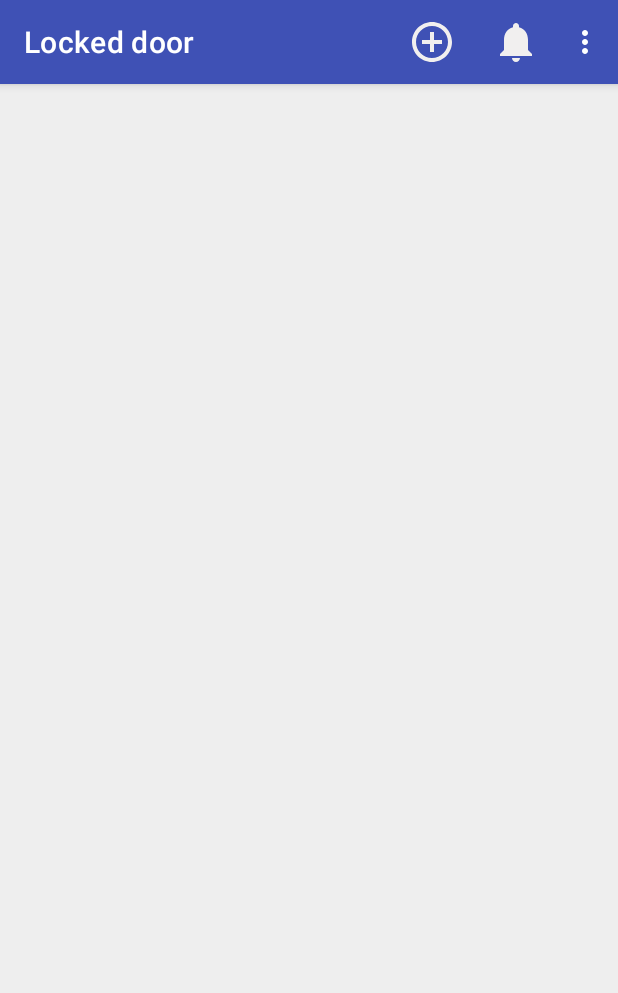
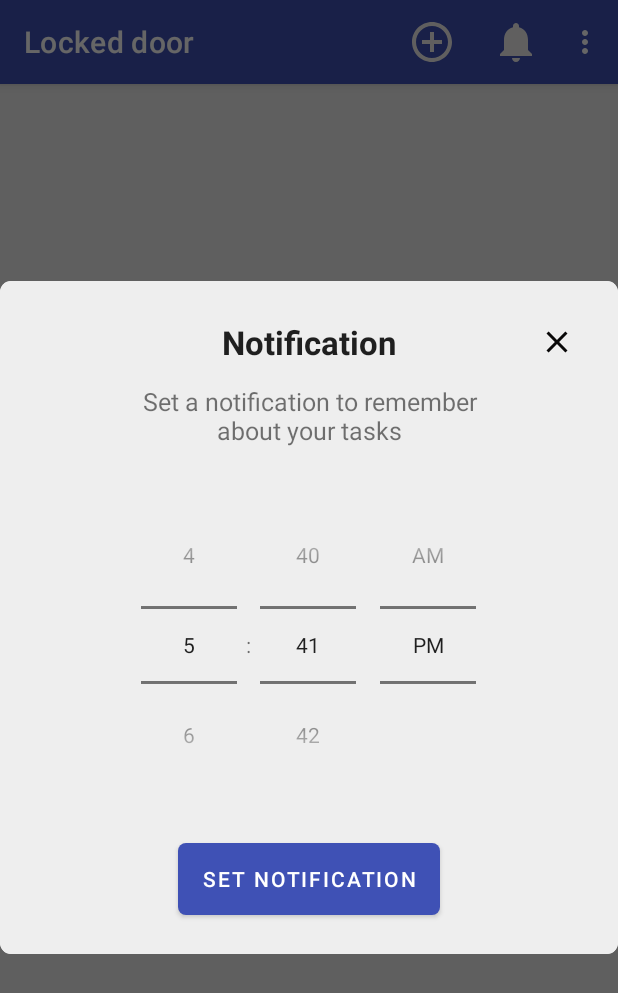
Before and after one commit to BartekReterski/LockedDoor, an Android app: the screen it shows after launch (MainActivity), after a tap on "Notifications", on a phone screen of 412 x 824 dp. Shown: the top 993 px of the screen. Run offline under Robolectric (Android 15) with nearby library versions, the phone set to English and light mode, and no system bars; our stand-ins replace sdp/ssp sizes; libraries missing offline, so code that uses them is left out: io.realm; 6 statements that could not run were skipped.

Commit message:
zmiany w layoutcie , dodanie opcji delete do elementow recyclerview oraz dodanie layoutu alert dialogu do notyfikacji

```diff
--- a/LD/app/src/main/java/com/ld/lockeddoor/activities/MainActivity.kt
+++ b/LD/app/src/main/java/com/ld/lockeddoor/activities/MainActivity.kt
@@ -5,7 +5,9 @@ import androidx.appcompat.app.AppCompatActivity
 import android.os.Bundle
 import android.view.Menu
 import android.view.MenuItem
+import android.widget.Button
 import android.widget.Toast
+import androidx.appcompat.app.AlertDialog
 import androidx.recyclerview.widget.GridLayoutManager
 import androidx.recyclerview.widget.RecyclerView
 import com.ld.lockeddoor.R
@@ -40,6 +42,12 @@ class MainActivity : AppCompatActivity() {
             val readAllRealm=realm.where(ReminderModel::class.java).findAll()
             val recyclerView=findViewById<RecyclerView>(R.id.recyclerView)
 
+            if(readAllRealm.size==1){
+
+                Toast.makeText(this,"You can set notification to remember about your tasks",Toast.LENGTH_LONG).show()
+            }
+
+
             recyclerView.apply {
                 setHasFixedSize(true)
                 layoutManager=GridLayoutManager(context,3,RecyclerView.VERTICAL,false)
@@ -70,6 +78,20 @@ class MainActivity : AppCompatActivity() {
                 startActivity(intent)
             }
 
+            R.id.menu_notifications->{
+
+                val builder = AlertDialog.Builder(this,R.style.CustomAlertDialog)
+                    .create()
+                val view = layoutInflater.inflate(R.layout.notification_alert_dialog,null)
+                val  button = view.findViewById<Button>(R.id.set_not_btn)
+                builder.setView(view)
+                button.setOnClickListener {
+                    builder.dismiss()
+                }
+                builder.setCanceledOnTouchOutside(false)
+                builder.show()
+            }
+
         }
         return super.onOptionsItemSelected(item)
     }
--- a/LD/app/src/main/java/com/ld/lockeddoor/adapters/ReminderAdapter.kt
+++ b/LD/app/src/main/java/com/ld/lockeddoor/adapters/ReminderAdapter.kt
@@ -1,9 +1,13 @@
 package com.ld.lockeddoor.adapters
 
+import android.app.AlertDialog
+import android.content.DialogInterface
+import android.graphics.Color
 import android.view.LayoutInflater
 import android.view.View
 import android.view.ViewGroup
 import android.widget.ImageView
+import android.widget.PopupMenu
 import android.widget.TextView
 import android.widget.Toast
 import androidx.recyclerview.widget.RecyclerView
@@ -13,6 +17,7 @@ import com.ld.lockeddoor.R
 import com.ld.lockeddoor.models.ReminderModel
 import io.realm.Realm
 import io.realm.RealmConfiguration
+import io.realm.RealmResults
 
 class ReminderAdapter(private val info: List<ReminderModel>): RecyclerView.Adapter<ReminderAdapter.NewReminderViewHolder>() {
 
@@ -61,7 +66,62 @@ class ReminderAdapter(private val info: List<ReminderModel>): RecyclerView.Adapt
             }
 
         }
+
+        holder.moreButton.setOnClickListener{
+
+            val popupMenu: PopupMenu = PopupMenu(context,holder.moreButton)
+            popupMenu.menuInflater.inflate(R.menu.recycler_context_menu,popupMenu.menu)
+            popupMenu.setOnMenuItemClickListener(PopupMenu.OnMenuItemClickListener { item ->
+                when(item.itemId) {
+
+
+                    R.id.context_menu_delete ->{
+                        val dialogBuilder = AlertDialog.Builder(context)
+
+                        // set message of alert dialog
+                        dialogBuilder.setMessage("Are you sure you want to delete this item: "+info[position].reminderText)
+                            .setCancelable(false)
+                            .setPositiveButton("Yes", DialogInterface.OnClickListener {
+                                    dialog, id ->
+                                try {
+                                    val results: RealmResults<ReminderModel> =
+                                        realm.where(ReminderModel::class.java)
+                                            .equalTo("reminderText", info[position].reminderText).findAll()
+                                    realm.beginTransaction()
+                                    results.deleteAllFromRealm()
+                                    realm.commitTransaction()
+                                    notifyItemRemoved(position)
+                                    notifyItemRangeChanged(position,info.size)
+                                    Toast.makeText(context, "Deleted", Toast.LENGTH_LONG).show()
+                                } catch (ex: Exception) {
+                                    println(ex.message)
+                                }
+
+                                dialog.cancel()
+                            })
+                            .setNegativeButton("Cancel", DialogInterface.OnClickListener {
+                                    dialog, _ -> dialog.cancel()
+                            })
+
+                        val alert = dialogBuilder.create()
+                        alert.setTitle("Confirm Delete")
+                        alert.show()
+                        alert.getButton(AlertDialog.BUTTON_POSITIVE).setTextColor(Color.rgb(255,136,0))
+                        alert.getButton(AlertDialog.BUTTON_NEGATIVE).setTextColor(Color.rgb(255,136,0))
+
+
+                    }
+
+
+                }
+                true
+            })
+            popupMenu.show()
+        }
+
+
     }
+
 
     class NewReminderViewHolder(itemView : View): RecyclerView.ViewHolder(itemView) {
 
@@ -69,6 +129,7 @@ class ReminderAdapter(private val info: List<ReminderModel>): RecyclerView.Adapt
         val textViewReminderDsc: TextView = itemView.findViewById(R.id.textViewReminderNameDsc)
         val switcherReminder: SwitcherC = itemView.findViewById(R.id.switcherIcon)
         val imageViewIcon:ImageView=itemView.findViewById(R.id.imageViewIcon)
+        val moreButton:ImageView=itemView.findViewById(R.id.more_button)
 
 
     }
--- /dev/null
+++ b/LD/app/src/main/res/drawable/ic_baseline_close_24.xml
@@ -0,0 +1,5 @@
+<vector android:height="24dp" android:tint="#090808"
+    android:viewportHeight="24" android:viewportWidth="24"
+    android:width="24dp" xmlns:android="http://schemas.android.com/apk/res/android">
+    <path android:fillColor="@android:color/white" android:pathData="M19,6.41L17.59,5 12,10.59 6.41,5 5,6.41 10.59,12 5,17.59 6.41,19 12,13.41 17.59,19 19,17.59 13.41,12z"/>
+</vector>
--- /dev/null
+++ b/LD/app/src/main/res/drawable/rounded_corner_alert.xml
@@ -0,0 +1,8 @@
+<shape xmlns:android="http://schemas.android.com/apk/res/android">
+
+    <solid
+        android:color="@color/white"/>
+    <corners
+        android:radius="7dp"/>
+
+</shape>
--- /dev/null
+++ b/LD/app/src/main/res/layout/notification_alert_dialog.xml
@@ -0,0 +1,98 @@
+<?xml version="1.0" encoding="utf-8"?>
+<androidx.constraintlayout.widget.ConstraintLayout xmlns:android="http://schemas.android.com/apk/res/android"
+    xmlns:app="http://schemas.android.com/apk/res-auto"
+    xmlns:tools="http://schemas.android.com/tools"
+    android:layout_width="match_parent"
+    android:layout_height="match_parent"
+    android:background="#EEEEEE">
+
+    <RelativeLayout
+        android:layout_width="match_parent"
+        android:layout_height="wrap_content"
+        app:layout_constraintTop_toTopOf="parent"
+        app:layout_constraintEnd_toEndOf="parent"
+        app:layout_constraintStart_toStartOf="parent"
+        android:layout_marginStart="@dimen/_20sdp"
+        android:layout_marginTop="@dimen/_20sdp"
+        android:layout_marginEnd="@dimen/_20sdp"
+        android:padding="@dimen/_2sdp">
+
+        <ImageView
+            android:id="@+id/close_button"
+            android:layout_width="wrap_content"
+            android:layout_height="wrap_content"
+            android:layout_alignParentEnd="true"
+            android:contentDescription="TODO"
+            android:src="@drawable/ic_baseline_close_24">
+
+        </ImageView>
+    </RelativeLayout>
+
+
+
+    <TextView
+        android:id="@+id/text_helper"
+        android:layout_width="match_parent"
+        android:layout_height="wrap_content"
+        android:gravity="center"
+        app:layout_constraintTop_toTopOf="parent"
+        app:layout_constraintEnd_toEndOf="parent"
+        app:layout_constraintStart_toStartOf="parent"
+        android:layout_marginStart="@dimen/_20sdp"
+        android:layout_marginTop="@dimen/_20sdp"
+        android:layout_marginEnd="@dimen/_20sdp"
+        android:text="Notification"
+        android:textSize="@dimen/_17sdp"
+        style="@style/TextAppearance.AppCompat.Large"
+        android:textStyle="bold">
+
+    </TextView>
+
+    <TextView
+        android:layout_width="@dimen/_200sdp"
+        android:layout_height="wrap_content"
+        android:id="@+id/text_helper_2"
+        android:text="Set a notification to remember about your tasks"
+        android:gravity="center"
+        android:textSize="@dimen/_13sdp"
+        app:layout_constraintTop_toBottomOf="@id/text_helper"
+        app:layout_constraintEnd_toEndOf="parent"
+        app:layout_constraintStart_toStartOf="parent"
+        android:layout_marginStart="@dimen/_20sdp"
+        android:layout_marginTop="@dimen/_10sdp"
+        android:layout_marginEnd="@dimen/_20sdp">
+    </TextView>
+
+
+    <TimePicker
+        android:id="@+id/timePicker"
+        android:layout_width="0dp"
+        android:layout_height="wrap_content"
+        android:layout_gravity="center"
+        android:layout_marginStart="@dimen/_20sdp"
+        android:layout_marginTop="@dimen/_20sdp"
+        android:layout_marginEnd="@dimen/_20sdp"
+        android:layout_weight="1"
+        android:timePickerMode="spinner"
+        app:layout_constraintEnd_toEndOf="parent"
+        app:layout_constraintStart_toStartOf="parent"
+        app:layout_constraintTop_toBottomOf="@id/text_helper_2" />
+
+    <Button
+        android:id="@+id/set_not_btn"
+        android:layout_width="wrap_content"
+        android:layout_height="wrap_content"
+        android:layout_marginStart="@dimen/_20sdp"
+        android:layout_marginTop="@dimen/_20sdp"
+        android:layout_marginEnd="@dimen/_20sdp"
+        android:layout_marginBottom="@dimen/_20sdp"
+        android:background="@drawable/rounded_background"
+        android:text="Set notification"
+        app:layout_constraintBottom_toBottomOf="parent"
+        app:layout_constraintEnd_toEndOf="parent"
+        app:layout_constraintStart_toStartOf="parent"
+        app:layout_constraintTop_toBottomOf="@+id/timePicker">
+
+    </Button>
+
+</androidx.constraintlayout.widget.ConstraintLayout>
--- /dev/null
+++ b/LD/app/src/main/res/menu/recycler_context_menu.xml
@@ -0,0 +1,8 @@
+<?xml version="1.0" encoding="utf-8"?>
+<menu xmlns:android="http://schemas.android.com/apk/res/android">
+
+    <item
+        android:id="@+id/context_menu_delete"
+        android:title="Delete" />
+
+</menu>
--- a/LD/app/src/main/res/values-night/themes.xml
+++ b/LD/app/src/main/res/values-night/themes.xml
@@ -13,4 +13,7 @@
         <item name="android:statusBarColor" tools:targetApi="l">?attr/colorPrimaryVariant</item>
         <!-- Customize your theme here. -->
     </style>
+    <style name="CustomAlertDialog" parent="Theme.AppCompat.Light.Dialog.Alert">
+        <item name="android:windowBackground">@drawable/rounded_corner_alert</item>
+    </style>
 </resources>
--- a/LD/app/src/main/res/values/themes.xml
+++ b/LD/app/src/main/res/values/themes.xml
@@ -13,4 +13,7 @@
         <item name="android:statusBarColor" tools:targetApi="l">?attr/colorPrimaryVariant</item>
         <!-- Customize your theme here. -->
     </style>
+    <style name="CustomAlertDialog" parent="Theme.AppCompat.Light.Dialog.Alert">
+        <item name="android:windowBackground">@drawable/rounded_corner_alert</item>
+    </style>
 </resources>
```
